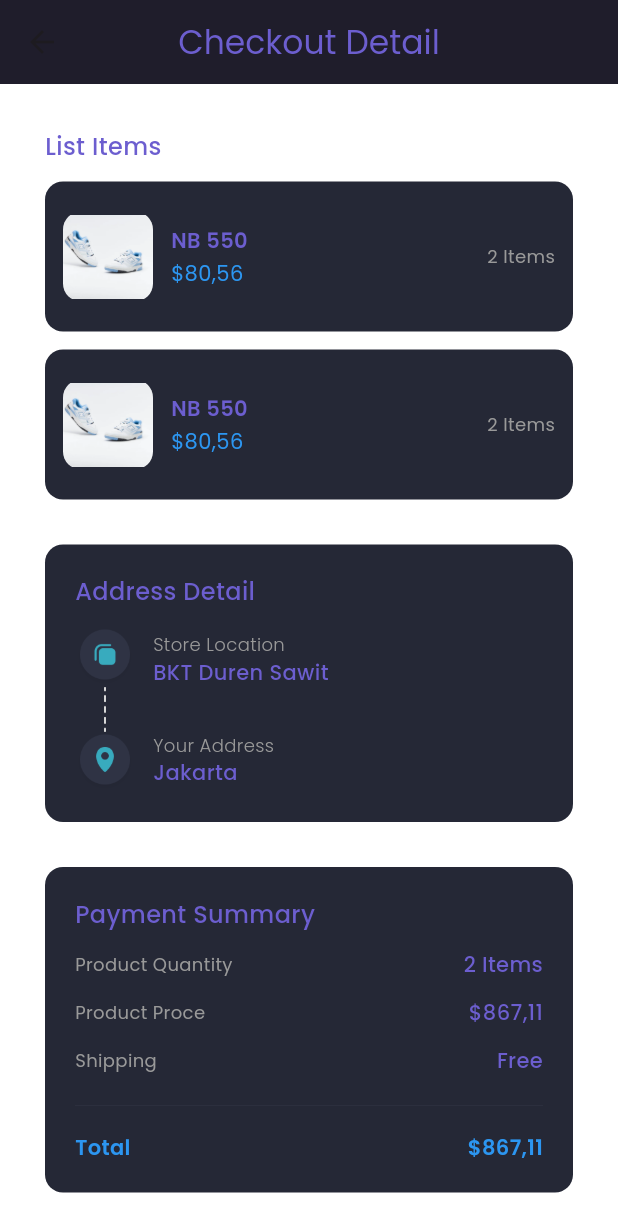
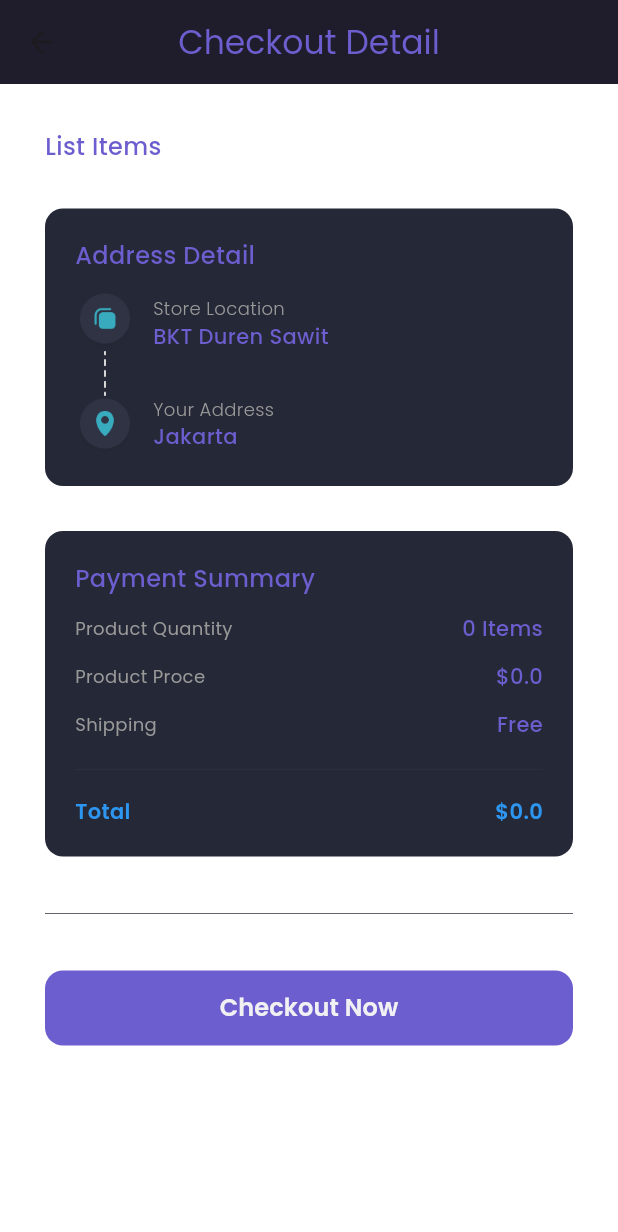
Before and after one commit to aliepba/shoop, a Flutter app: the CheckoutPage screen opened by its route, on a phone screen of 412 x 824 dp. Shown: the top 1232 px of the screen. Run offline on Flutter 3.47's test engine with Material 3 defaults, Android fonts, the phone set to English and light mode, and no system bars; our stand-ins replace google_fonts; accounts and stored records are empty; network calls fail.

Commit message:
adding integration checkout

```diff
--- a/lib/main.dart
+++ b/lib/main.dart
@@ -13,6 +13,7 @@
 import 'package:shoop/providers/auth_provider.dart';
 import 'package:shoop/providers/cart_provider.dart';
 import 'package:shoop/providers/product_provider.dart';
+import 'package:shoop/providers/transaction_provider.dart';
 import 'package:shoop/widgets/product_card.dart';
 
 void main() {
@@ -28,7 +29,8 @@
       providers: [
         ChangeNotifierProvider(create: (context) => AuthProvider()),
         ChangeNotifierProvider(create: (context) => ProductProvider()),
-        ChangeNotifierProvider(create: (context) => CartProvider())
+        ChangeNotifierProvider(create: (context) => CartProvider()),
+        ChangeNotifierProvider(create: (context) => TransactionProvider()),
       ],
       child: MaterialApp(
         debugShowCheckedModeBanner: false,
--- a/lib/pages/checkout_page.dart
+++ b/lib/pages/checkout_page.dart
@@ -1,12 +1,44 @@
 import 'package:flutter/material.dart';
+import 'package:provider/provider.dart';
+import 'package:shoop/providers/auth_provider.dart';
+import 'package:shoop/providers/cart_provider.dart';
+import 'package:shoop/providers/transaction_provider.dart';
 import 'package:shoop/theme.dart';
+import 'package:shoop/widgets/btn_loading.dart';
 import 'package:shoop/widgets/checkout_card.dart';
 
-class CheckoutPage extends StatelessWidget {
-  const CheckoutPage({super.key});
+class CheckoutPage extends StatefulWidget {
+  @override
+  State<CheckoutPage> createState() => _CheckoutPageState();
+}
+
+class _CheckoutPageState extends State<CheckoutPage> {
+  bool isLoading = false;
 
   @override
   Widget build(BuildContext context) {
+    CartProvider cartProvider = Provider.of<CartProvider>(context);
+    TransactionProvider transactionProvider =
+        Provider.of<TransactionProvider>(context);
+    AuthProvider authProvider = Provider.of<AuthProvider>(context);
+
+    handleCheckout() async {
+      setState(() {
+        isLoading = true;
+      });
+
+      if (await transactionProvider.checkout(
+          authProvider.user.token, cartProvider.carts)) {
+        cartProvider.carts = [];
+        Navigator.pushNamedAndRemoveUntil(
+            context, '/checkout-success', (route) => false);
+      }
+
+      setState(() {
+        isLoading = false;
+      });
+    }
+
     PreferredSizeWidget header() {
       return AppBar(
         backgroundColor: backgroundColor1,
@@ -33,8 +65,11 @@
                   style: primaryTextStyle.copyWith(
                       fontSize: 16, fontWeight: medium),
                 ),
-                CheckoutCard(),
-                CheckoutCard(),
+                Column(
+                  children: cartProvider.carts
+                      .map((cart) => CheckoutCard(cart))
+                      .toList(),
+                ),
               ],
             ),
           ),
@@ -135,7 +170,7 @@
                       style: secondaryTextStyle.copyWith(fontSize: 12),
                     ),
                     Text(
-                      '2 Items',
+                      '${cartProvider.totalItems()} Items',
                       style: primaryTextStyle.copyWith(fontWeight: medium),
                     )
                   ],
@@ -151,7 +186,7 @@
                       style: secondaryTextStyle.copyWith(fontSize: 12),
                     ),
                     Text(
-                      '\$867,11',
+                      '\$${cartProvider.totalPrice()}',
                       style: primaryTextStyle.copyWith(fontWeight: medium),
                     )
                   ],
@@ -190,7 +225,7 @@
                       style: priceTextStyle.copyWith(fontWeight: semiBold),
                     ),
                     Text(
-                      '\$867,11',
+                      '\$${cartProvider.totalPrice()}',
                       style: priceTextStyle.copyWith(fontWeight: semiBold),
                     )
                   ],
@@ -207,23 +242,23 @@
             thickness: 0.5,
             color: Color(0xff2e3141),
           ),
-          Container(
+          isLoading
+              ? Container(
+                  margin: EdgeInsets.only(bottom: 30), child: LoadingButton())
+              : Container(
                   height: 50,
                   width: double.infinity,
                   margin: EdgeInsets.symmetric(vertical: defaultMargin),
                   child: TextButton(
-              onPressed: () {
-                Navigator.pushNamedAndRemoveUntil(
-                    context, '/checkout-success', (route) => false);
-              },
+                    onPressed: handleCheckout,
                     style: TextButton.styleFrom(
                         backgroundColor: primaryColor,
                         shape: RoundedRectangleBorder(
                             borderRadius: BorderRadius.circular(12))),
                     child: Text(
                       'Checkout Now',
-                style:
-                    thirdTextStyle.copyWith(fontSize: 16, fontWeight: semiBold),
+                      style: thirdTextStyle.copyWith(
+                          fontSize: 16, fontWeight: semiBold),
                     ),
                   ),
                 )
--- a/lib/providers/cart_provider.dart
+++ b/lib/providers/cart_provider.dart
@@ -45,7 +45,7 @@
   totalItems() {
     int total = 0;
     for (var item in _carts) {
-      total += total;
+      total += (total + item.quantity);
     }
     return total;
   }
--- /dev/null
+++ b/lib/providers/transaction_provider.dart
@@ -0,0 +1,18 @@
+import 'package:flutter/material.dart';
+import 'package:shoop/models/cart_model.dart';
+import 'package:shoop/services/transaction_service.dart';
+
+class TransactionProvider with ChangeNotifier {
+  Future<bool> checkout(String token, List<CartModel> carts) async {
+    try {
+      if (await TransactionService().checkout(token, carts)) {
+        return true;
+      } else {
+        return false;
+      }
+    } catch (e) {
+      print(e);
+      return false;
+    }
+  }
+}
--- a/lib/services/product_service.dart
+++ b/lib/services/product_service.dart
@@ -10,8 +10,6 @@
     var headers = {'Content-Type': 'application/json'};
 
     var response = await http.get(Uri.parse(url), headers: headers);
-
-    print(response.body);
 
     if (response.statusCode == 200) {
       List data = jsonDecode(response.body)['data'];
--- a/lib/widgets/checkout_card.dart
+++ b/lib/widgets/checkout_card.dart
@@ -1,8 +1,11 @@
 import 'package:flutter/material.dart';
+import 'package:shoop/models/cart_model.dart';
 import 'package:shoop/theme.dart';
 
 class CheckoutCard extends StatelessWidget {
-  const CheckoutCard({super.key});
+  final CartModel cart;
+
+  CheckoutCard(this.cart);
 
   @override
   Widget build(BuildContext context) {
@@ -29,7 +32,7 @@
               crossAxisAlignment: CrossAxisAlignment.start,
               children: [
                 Text(
-                  'NB 550 ',
+                  cart.product.name,
                   style: primaryTextStyle.copyWith(fontWeight: semiBold),
                   overflow: TextOverflow.ellipsis,
                 ),
@@ -37,7 +40,7 @@
                   height: 2,
                 ),
                 Text(
-                  '\$80,56',
+                  '\$${cart.product.price}',
                   style: priceTextStyle,
                 )
               ],
@@ -47,7 +50,7 @@
             width: 12,
           ),
           Text(
-            '2 Items',
+            '${cart.quantity} Items',
             style: secondaryTextStyle.copyWith(fontSize: 12),
           )
         ],
```
Also changed, not shown: lib/services/transaction_service.dart (added, +34 -0 lines). Lines whose indentation alone changed are shown as unchanged.
